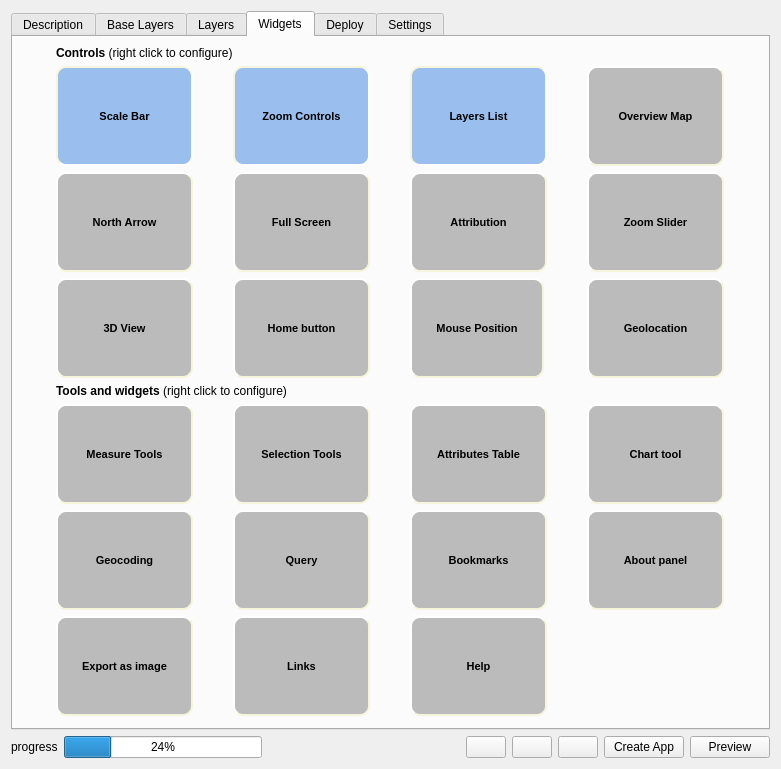
Above: webappbuilder/ui_maindialog.ui from planetfederal/qgis-webappbuilder-plugin before the change. Below: the same form after it.
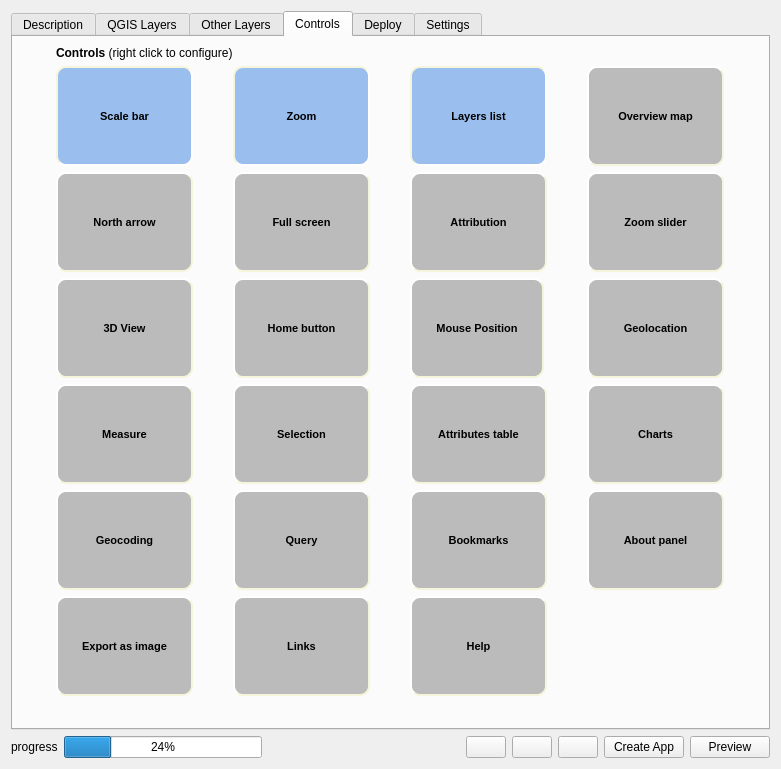
That is the form after the change. The open tabs and pages were chosen to show the change. Icons and pictures are not drawn.

```diff
--- a/webappbuilder/ui_maindialog.ui
+++ b/webappbuilder/ui_maindialog.ui
@@ -161,66 +161,9 @@
        </item>
       </layout>
      </widget>
-     <widget class="QWidget" name="baseLayerTab">
-      <attribute name="title">
-       <string>Base Layers</string>
-      </attribute>
-      <layout class="QVBoxLayout" name="verticalLayout_6">
-       <item>
-        <widget class="QLabel" name="label_17">
-         <property name="text">
-          <string>&lt;b&gt;Layers&lt;/b&gt;</string>
-         </property>
-        </widget>
-       </item>
-       <item>
-        <widget class="QScrollArea" name="scrollArea">
-         <property name="widgetResizable">
-          <bool>true</bool>
-         </property>
-         <widget class="QWidget" name="widgetBaseLayers">
-          <property name="geometry">
-           <rect>
-            <x>0</x>
-            <y>0</y>
-            <width>98</width>
-            <height>28</height>
-           </rect>
-          </property>
-          <layout class="QGridLayout" name="gridLayoutBaseLayers"/>
-         </widget>
-        </widget>
-       </item>
-       <item>
-        <widget class="QLabel" name="label_18">
-         <property name="text">
-          <string>&lt;b&gt;Overlays&lt;/b&gt;</string>
-         </property>
-        </widget>
-       </item>
-       <item>
-        <widget class="QScrollArea" name="scrollArea_2">
-         <property name="widgetResizable">
-          <bool>true</bool>
-         </property>
-         <widget class="QWidget" name="widgetBaseOverlays">
-          <property name="geometry">
-           <rect>
-            <x>0</x>
-            <y>0</y>
-            <width>98</width>
-            <height>28</height>
-           </rect>
-          </property>
-          <layout class="QGridLayout" name="gridLayoutBaseOverlays"/>
-         </widget>
-        </widget>
-       </item>
-      </layout>
-     </widget>
      <widget class="QWidget" name="layersTab">
       <attribute name="title">
-       <string>Layers</string>
+       <string>QGIS Layers</string>
       </attribute>
       <layout class="QVBoxLayout" name="verticalLayout_3">
        <item>
@@ -293,11 +236,212 @@
        </item>
       </layout>
      </widget>
+     <widget class="QWidget" name="baseLayerTab">
+      <attribute name="title">
+       <string>Other Layers</string>
+      </attribute>
+      <layout class="QVBoxLayout" name="verticalLayout_6">
+       <item>
+        <widget class="QLabel" name="label_17">
+         <property name="text">
+          <string>&lt;b&gt;Base Layers&lt;/b&gt;</string>
+         </property>
+        </widget>
+       </item>
+       <item>
+        <widget class="QScrollArea" name="scrollArea">
+         <property name="widgetResizable">
+          <bool>true</bool>
+         </property>
+         <widget class="QWidget" name="widgetBaseLayers">
+          <property name="geometry">
+           <rect>
+            <x>0</x>
+            <y>0</y>
+            <width>737</width>
+            <height>314</height>
+           </rect>
+          </property>
+          <layout class="QGridLayout" name="gridLayoutBaseLayers"/>
+         </widget>
+        </widget>
+       </item>
+       <item>
+        <widget class="QLabel" name="label_18">
+         <property name="text">
+          <string>&lt;b&gt;Overlays&lt;/b&gt;</string>
+         </property>
+        </widget>
+       </item>
+       <item>
+        <widget class="QScrollArea" name="scrollArea_2">
+         <property name="widgetResizable">
+          <bool>true</bool>
+         </property>
+         <widget class="QWidget" name="widgetBaseOverlays">
+          <property name="geometry">
+           <rect>
+            <x>0</x>
+            <y>0</y>
+            <width>737</width>
+            <height>313</height>
+           </rect>
+          </property>
+          <layout class="QGridLayout" name="gridLayoutBaseOverlays"/>
+         </widget>
+        </widget>
+       </item>
+      </layout>
+     </widget>
      <widget class="QWidget" name="widgetsTab">
       <attribute name="title">
-       <string>Widgets</string>
+       <string>Controls</string>
       </attribute>
       <layout class="QGridLayout" name="gridLayout_3">
+       <item row="5" column="3">
+        <widget class="QToolButton" name="aboutPanelButton">
+         <property name="minimumSize">
+          <size>
+           <width>134</width>
+           <height>100</height>
+          </size>
+         </property>
+         <property name="styleSheet">
+          <string notr="true">QToolButton {
+     background-color: #bbbbbb;
+     border-style: outset;
+     border-width: 2px;
+     border-radius: 10px;
+     border-color: beige;
+     font: bold 11px;
+     min-width: 100px;
+     max-widht: 100px;
+     padding: 15px;
+ }
+ QToolButton:checked {
+     background-color: #9ABEED;
+     border-style: inset;
+ }</string>
+         </property>
+         <property name="text">
+          <string>About panel</string>
+         </property>
+         <property name="icon">
+          <iconset resource="resources.qrc">
+           <normaloff>:/plugins/qgis2ol/icons/puzzle.png</normaloff>:/plugins/qgis2ol/icons/puzzle.png</iconset>
+         </property>
+         <property name="iconSize">
+          <size>
+           <width>32</width>
+           <height>32</height>
+          </size>
+         </property>
+         <property name="checkable">
+          <bool>true</bool>
+         </property>
+         <property name="checked">
+          <bool>false</bool>
+         </property>
+         <property name="toolButtonStyle">
+          <enum>Qt::ToolButtonTextUnderIcon</enum>
+         </property>
+        </widget>
+       </item>
+       <item row="5" column="2">
+        <widget class="QToolButton" name="bookmarksButton">
+         <property name="minimumSize">
+          <size>
+           <width>134</width>
+           <height>100</height>
+          </size>
+         </property>
+         <property name="styleSheet">
+          <string notr="true">QToolButton {
+     background-color: #bbbbbb;
+     border-style: outset;
+     border-width: 2px;
+     border-radius: 10px;
+     border-color: beige;
+     font: bold 11px;
+     min-width: 100px;
+     max-widht: 100px;
+     padding: 15px;
+ }
+ QToolButton:checked {
+     background-color: #9ABEED;
+     border-style: inset;
+ }</string>
+         </property>
+         <property name="text">
+          <string>Bookmarks</string>
+         </property>
+         <property name="icon">
+          <iconset resource="resources.qrc">
+           <normaloff>:/plugins/qgis2ol/icons/puzzle.png</normaloff>:/plugins/qgis2ol/icons/puzzle.png</iconset>
+         </property>
+         <property name="iconSize">
+          <size>
+           <width>32</width>
+           <height>32</height>
+          </size>
+         </property>
+         <property name="checkable">
+          <bool>true</bool>
+         </property>
+         <property name="toolButtonStyle">
+          <enum>Qt::ToolButtonTextUnderIcon</enum>
+         </property>
+        </widget>
+       </item>
+       <item row="6" column="0">
+        <widget class="QToolButton" name="exportAsImageButton">
+         <property name="minimumSize">
+          <size>
+           <width>134</width>
+           <height>100</height>
+          </size>
+         </property>
+         <property name="styleSheet">
+          <string notr="true">QToolButton {
+     background-color: #bbbbbb;
+     border-style: outset;
+     border-width: 2px;
+     border-radius: 10px;
+     border-color: beige;
+     font: bold 11px;
+     min-width: 100px;
+     max-widht: 100px;
+     padding: 15px;
+ }
+ QToolButton:checked {
+     background-color: #9ABEED;
+     border-style: inset;
+ }</string>
+         </property>
+         <property name="text">
+          <string>Export as image</string>
+         </property>
+         <property name="icon">
+          <iconset resource="resources.qrc">
+           <normaloff>:/plugins/qgis2ol/icons/puzzle.png</normaloff>:/plugins/qgis2ol/icons/puzzle.png</iconset>
+         </property>
+         <property name="iconSize">
+          <size>
+           <width>32</width>
+           <height>32</height>
+          </size>
+         </property>
+         <property name="checkable">
+          <bool>true</bool>
+         </property>
+         <property name="checked">
+          <bool>false</bool>
+         </property>
+         <property name="toolButtonStyle">
+          <enum>Qt::ToolButtonTextUnderIcon</enum>
+         </property>
+        </widget>
+       </item>
        <item row="1" column="0">
         <widget class="QToolButton" name="scaleBarButton">
          <property name="minimumSize">
@@ -324,7 +468,102 @@
  }</string>
          </property>
          <property name="text">
-          <string>Scale Bar</string>
+          <string>Scale bar</string>
+         </property>
+         <property name="icon">
+          <iconset resource="resources.qrc">
+           <normaloff>:/plugins/qgis2ol/icons/puzzle.png</normaloff>:/plugins/qgis2ol/icons/puzzle.png</iconset>
+         </property>
+         <property name="iconSize">
+          <size>
+           <width>32</width>
+           <height>32</height>
+          </size>
+         </property>
+         <property name="checkable">
+          <bool>true</bool>
+         </property>
+         <property name="checked">
+          <bool>true</bool>
+         </property>
+         <property name="toolButtonStyle">
+          <enum>Qt::ToolButtonTextUnderIcon</enum>
+         </property>
+        </widget>
+       </item>
+       <item row="1" column="3">
+        <widget class="QToolButton" name="overviewButton">
+         <property name="minimumSize">
+          <size>
+           <width>134</width>
+           <height>100</height>
+          </size>
+         </property>
+         <property name="styleSheet">
+          <string notr="true">QToolButton {
+     background-color: #bbbbbb;
+     border-style: outset;
+     border-width: 2px;
+     border-radius: 10px;
+     border-color: beige;
+     font: bold 11px;
+     min-width: 100px;
+     max-widht: 100px;
+     padding: 15px;
+ }
+ QToolButton:checked {
+     background-color: #9ABEED;
+     border-style: inset;
+ }</string>
+         </property>
+         <property name="text">
+          <string>Overview map</string>
+         </property>
+         <property name="icon">
+          <iconset resource="resources.qrc">
+           <normaloff>:/plugins/qgis2ol/icons/puzzle.png</normaloff>:/plugins/qgis2ol/icons/puzzle.png</iconset>
+         </property>
+         <property name="iconSize">
+          <size>
+           <width>32</width>
+           <height>32</height>
+          </size>
+         </property>
+         <property name="checkable">
+          <bool>true</bool>
+         </property>
+         <property name="toolButtonStyle">
+          <enum>Qt::ToolButtonTextUnderIcon</enum>
+         </property>
+        </widget>
+       </item>
+       <item row="1" column="2">
+        <widget class="QToolButton" name="layersListButton">
+         <property name="minimumSize">
+          <size>
+           <width>134</width>
+           <height>100</height>
+          </size>
+         </property>
+         <property name="styleSheet">
+          <string notr="true">QToolButton {
+     background-color: #bbbbbb;
+     border-style: outset;
+     border-width: 2px;
+     border-radius: 10px;
+     border-color: beige;
+     font: bold 11px;
+     min-width: 100px;
+     max-widht: 100px;
+     padding: 15px;
+ }
+ QToolButton:checked {
+     background-color: #9ABEED;
+     border-style: inset;
+ }</string>
+         </property>
+         <property name="text">
+          <string>Layers list</string>
          </property>
          <property name="icon">
           <iconset resource="resources.qrc">
@@ -373,7 +612,7 @@
  }</string>
          </property>
          <property name="text">
-          <string>Zoom Controls</string>
+          <string>Zoom</string>
          </property>
          <property name="icon">
           <iconset resource="resources.qrc">
@@ -402,8 +641,8 @@
          </property>
         </widget>
        </item>
-       <item row="1" column="2">
-        <widget class="QToolButton" name="layersListButton">
+       <item row="2" column="2">
+        <widget class="QToolButton" name="attributionButton">
          <property name="minimumSize">
           <size>
            <width>134</width>
@@ -428,56 +667,7 @@
  }</string>
          </property>
          <property name="text">
-          <string>Layers List</string>
-         </property>
-         <property name="icon">
-          <iconset resource="resources.qrc">
-           <normaloff>:/plugins/qgis2ol/icons/puzzle.png</normaloff>:/plugins/qgis2ol/icons/puzzle.png</iconset>
-         </property>
-         <property name="iconSize">
-          <size>
-           <width>32</width>
-           <height>32</height>
-          </size>
-         </property>
-         <property name="checkable">
-          <bool>true</bool>
-         </property>
-         <property name="checked">
-          <bool>true</bool>
-         </property>
-         <property name="toolButtonStyle">
-          <enum>Qt::ToolButtonTextUnderIcon</enum>
-         </property>
-        </widget>
-       </item>
-       <item row="1" column="3">
-        <widget class="QToolButton" name="overviewButton">
-         <property name="minimumSize">
-          <size>
-           <width>134</width>
-           <height>100</height>
-          </size>
-         </property>
-         <property name="styleSheet">
-          <string notr="true">QToolButton {
-     background-color: #bbbbbb;
-     border-style: outset;
-     border-width: 2px;
-     border-radius: 10px;
-     border-color: beige;
-     font: bold 11px;
-     min-width: 100px;
-     max-widht: 100px;
-     padding: 15px;
- }
- QToolButton:checked {
-     background-color: #9ABEED;
-     border-style: inset;
- }</string>
-         </property>
-         <property name="text">
-          <string>Overview Map</string>
+          <string>Attribution</string>
          </property>
          <property name="icon">
           <iconset resource="resources.qrc">
@@ -523,7 +713,7 @@
  }</string>
          </property>
          <property name="text">
-          <string>North Arrow</string>
+          <string>North arrow</string>
          </property>
          <property name="icon">
           <iconset resource="resources.qrc">
@@ -569,53 +759,7 @@
  }</string>
          </property>
          <property name="text">
-          <string>Full Screen</string>
-         </property>
-         <property name="icon">
-          <iconset resource="resources.qrc">
-           <normaloff>:/plugins/qgis2ol/icons/puzzle.png</normaloff>:/plugins/qgis2ol/icons/puzzle.png</iconset>
-         </property>
-         <property name="iconSize">
-          <size>
-           <width>32</width>
-           <height>32</height>
-          </size>
-         </property>
-         <property name="checkable">
-          <bool>true</bool>
-         </property>
-         <property name="toolButtonStyle">
-          <enum>Qt::ToolButtonTextUnderIcon</enum>
-         </property>
-        </widget>
-       </item>
-       <item row="2" column="2">
-        <widget class="QToolButton" name="attributionButton">
-         <property name="minimumSize">
-          <size>
-           <width>134</width>
-           <height>100</height>
-          </size>
-         </property>
-         <property name="styleSheet">
-          <string notr="true">QToolButton {
-     background-color: #bbbbbb;
-     border-style: outset;
-     border-width: 2px;
-     border-radius: 10px;
-     border-color: beige;
-     font: bold 11px;
-     min-width: 100px;
-     max-widht: 100px;
-     padding: 15px;
- }
- QToolButton:checked {
-     background-color: #9ABEED;
-     border-style: inset;
- }</string>
-         </property>
-         <property name="text">
-          <string>Attribution</string>
+          <string>Full screen</string>
          </property>
          <property name="icon">
           <iconset resource="resources.qrc">
@@ -661,7 +805,7 @@
  }</string>
          </property>
          <property name="text">
-          <string>Zoom Slider</string>
+          <string>Zoom slider</string>
          </property>
          <property name="icon">
           <iconset resource="resources.qrc">
@@ -727,52 +871,6 @@
          </property>
         </widget>
        </item>
-       <item row="3" column="1">
-        <widget class="QToolButton" name="homeButton">
-         <property name="minimumSize">
-          <size>
-           <width>134</width>
-           <height>100</height>
-          </size>
-         </property>
-         <property name="styleSheet">
-          <string notr="true">QToolButton {
-     background-color: #bbbbbb;
-     border-style: outset;
-     border-width: 2px;
-     border-radius: 10px;
-     border-color: beige;
-     font: bold 11px;
-     min-width: 100px;
-     max-widht: 100px;
-     padding: 15px;
- }
- QToolButton:checked {
-     background-color: #9ABEED;
-     border-style: inset;
- }</string>
-         </property>
-         <property name="text">
-          <string>Home button</string>
-         </property>
-         <property name="icon">
-          <iconset resource="resources.qrc">
-           <normaloff>:/plugins/qgis2ol/icons/puzzle.png</normaloff>:/plugins/qgis2ol/icons/puzzle.png</iconset>
-         </property>
-         <property name="iconSize">
-          <size>
-           <width>32</width>
-           <height>32</height>
-          </size>
-         </property>
-         <property name="checkable">
-          <bool>true</bool>
-         </property>
-         <property name="toolButtonStyle">
-          <enum>Qt::ToolButtonTextUnderIcon</enum>
-         </property>
-        </widget>
-       </item>
        <item row="3" column="2">
         <widget class="QToolButton" name="mousePositionButton">
          <property name="minimumSize">
@@ -828,6 +926,52 @@
          </property>
         </widget>
        </item>
+       <item row="3" column="1">
+        <widget class="QToolButton" name="homeButton">
+         <property name="minimumSize">
+          <size>
+           <width>134</width>
+           <height>100</height>
+          </size>
+         </property>
+         <property name="styleSheet">
+          <string notr="true">QToolButton {
+     background-color: #bbbbbb;
+     border-style: outset;
+     border-width: 2px;
+     border-radius: 10px;
+     border-color: beige;
+     font: bold 11px;
+     min-width: 100px;
+     max-widht: 100px;
+     padding: 15px;
+ }
+ QToolButton:checked {
+     background-color: #9ABEED;
+     border-style: inset;
+ }</string>
+         </property>
+         <property name="text">
+          <string>Home button</string>
+         </property>
+         <property name="icon">
+          <iconset resource="resources.qrc">
+           <normaloff>:/plugins/qgis2ol/icons/puzzle.png</normaloff>:/plugins/qgis2ol/icons/puzzle.png</iconset>
+         </property>
+         <property name="iconSize">
+          <size>
+           <width>32</width>
+           <height>32</height>
+          </size>
+         </property>
+         <property name="checkable">
+          <bool>true</bool>
+         </property>
+         <property name="toolButtonStyle">
+          <enum>Qt::ToolButtonTextUnderIcon</enum>
+         </property>
+        </widget>
+       </item>
        <item row="3" column="3">
         <widget class="QToolButton" name="geolocationButton">
          <property name="minimumSize">
@@ -874,7 +1018,7 @@
          </property>
         </widget>
        </item>
-       <item row="5" column="0">
+       <item row="4" column="0">
         <widget class="QToolButton" name="measureToolButton">
          <property name="minimumSize">
           <size>
@@ -900,7 +1044,7 @@
  }</string>
          </property>
          <property name="text">
-          <string>Measure Tools</string>
+          <string>Measure</string>
          </property>
          <property name="icon">
           <iconset resource="resources.qrc">
@@ -920,53 +1064,7 @@
          </property>
         </widget>
        </item>
-       <item row="5" column="1">
-        <widget class="QToolButton" name="selectionToolsButton">
-         <property name="minimumSize">
-          <size>
-           <width>134</width>
-           <height>100</height>
-          </size>
-         </property>
-         <property name="styleSheet">
-          <string notr="true">QToolButton {
-     background-color: #bbbbbb;
-     border-style: outset;
-     border-width: 2px;
-     border-radius: 10px;
-     border-color: beige;
-     font: bold 11px;
-     min-width: 100px;
-     max-widht: 100px;
-     padding: 15px;
- }
- QToolButton:checked {
-     background-color: #9ABEED;
-     border-style: inset;
- }</string>
-         </property>
-         <property name="text">
-          <string>Selection Tools</string>
-         </property>
-         <property name="icon">
-          <iconset resource="resources.qrc">
-           <normaloff>:/plugins/qgis2ol/icons/puzzle.png</normaloff>:/plugins/qgis2ol/icons/puzzle.png</iconset>
-         </property>
-         <property name="iconSize">
-          <size>
-           <width>32</width>
-           <height>32</height>
-          </size>
-         </property>
-         <property name="checkable">
-          <bool>true</bool>
-         </property>
-         <property name="toolButtonStyle">
-          <enum>Qt::ToolButtonTextUnderIcon</enum>
-         </property>
-        </widget>
-       </item>
-       <item row="5" column="2">
+       <item row="4" column="2">
         <widget class="QToolButton" name="attributesTableButton">
          <property name="minimumSize">
           <size>
@@ -992,7 +1090,7 @@
  }</string>
          </property>
          <property name="text">
-          <string>Attributes Table</string>
+          <string>Attributes table</string>
          </property>
          <property name="icon">
           <iconset resource="resources.qrc">
@@ -1012,7 +1110,53 @@
          </property>
         </widget>
        </item>
-       <item row="5" column="3">
+       <item row="4" column="1">
+        <widget class="QToolButton" name="selectionToolsButton">
+         <property name="minimumSize">
+          <size>
+           <width>134</width>
+           <height>100</height>
+          </size>
+         </property>
+         <property name="styleSheet">
+          <string notr="true">QToolButton {
+     background-color: #bbbbbb;
+     border-style: outset;
+     border-width: 2px;
+     border-radius: 10px;
+     border-color: beige;
+     font: bold 11px;
+     min-width: 100px;
+     max-widht: 100px;
+     padding: 15px;
+ }
+ QToolButton:checked {
+     background-color: #9ABEED;
+     border-style: inset;
+ }</string>
+         </property>
+         <property name="text">
+          <string>Selection</string>
+         </property>
+         <property name="icon">
+          <iconset resource="resources.qrc">
+           <normaloff>:/plugins/qgis2ol/icons/puzzle.png</normaloff>:/plugins/qgis2ol/icons/puzzle.png</iconset>
+         </property>
+         <property name="iconSize">
+          <size>
+           <width>32</width>
+           <height>32</height>
+          </size>
+         </property>
+         <property name="checkable">
+          <bool>true</bool>
+         </property>
+         <property name="toolButtonStyle">
+          <enum>Qt::ToolButtonTextUnderIcon</enum>
+         </property>
+        </widget>
+       </item>
+       <item row="4" column="3">
         <widget class="QToolButton" name="chartToolButton">
          <property name="minimumSize">
           <size>
@@ -1038,7 +1182,7 @@
  }</string>
          </property>
          <property name="text">
-          <string>Chart tool</string>
+          <string>Charts</string>
          </property>
          <property name="icon">
           <iconset resource="resources.qrc">
@@ -1058,7 +1202,53 @@
          </property>
         </widget>
        </item>
-       <item row="6" column="0">
+       <item row="5" column="1">
+        <widget class="QToolButton" name="queryButton">
+         <property name="minimumSize">
+          <size>
+           <width>134</width>
+           <height>100</height>
+          </size>
+         </property>
+         <property name="styleSheet">
+          <string notr="true">QToolButton {
+     background-color: #bbbbbb;
+     border-style: outset;
+     border-width: 2px;
+     border-radius: 10px;
+     border-color: beige;
+     font: bold 11px;
+     min-width: 100px;
+     max-widht: 100px;
+     padding: 15px;
+ }
+ QToolButton:checked {
+     background-color: #9ABEED;
+     border-style: inset;
+ }</string>
+         </property>
+         <property name="text">
+          <string>Query</string>
+         </property>
+         <property name="icon">
+          <iconset resource="resources.qrc">
+           <normaloff>:/plugins/qgis2ol/icons/puzzle.png</normaloff>:/plugins/qgis2ol/icons/puzzle.png</iconset>
+         </property>
+         <property name="iconSize">
+          <size>
+           <width>32</width>
+           <height>32</height>
+          </size>
+         </property>
+         <property name="checkable">
+          <bool>true</bool>
+         </property>
+         <property name="toolButtonStyle">
+          <enum>Qt::ToolButtonTextUnderIcon</enum>
+         </property>
+        </widget>
+       </item>
+       <item row="5" column="0">
         <widget class="QToolButton" name="geocodingButton">
          <property name="minimumSize">
           <size>
@@ -1105,196 +1295,6 @@
         </widget>
        </item>
        <item row="6" column="1">
-        <widget class="QToolButton" name="queryButton">
-         <property name="minimumSize">
-          <size>
-           <width>134</width>
-           <height>100</height>
-          </size>
-         </property>
-         <property name="styleSheet">
-          <string notr="true">QToolButton {
-     background-color: #bbbbbb;
-     border-style: outset;
-     border-width: 2px;
-     border-radius: 10px;
-     border-color: beige;
-     font: bold 11px;
-     min-width: 100px;
-     max-widht: 100px;
-     padding: 15px;
- }
- QToolButton:checked {
-     background-color: #9ABEED;
-     border-style: inset;
- }</string>
-         </property>
-         <property name="text">
-          <string>Query</string>
-         </property>
-         <property name="icon">
-          <iconset resource="resources.qrc">
-           <normaloff>:/plugins/qgis2ol/icons/puzzle.png</normaloff>:/plugins/qgis2ol/icons/puzzle.png</iconset>
-         </property>
-         <property name="iconSize">
-          <size>
-           <width>32</width>
-           <height>32</height>
-          </size>
-         </property>
-         <property name="checkable">
-          <bool>true</bool>
-         </property>
-         <property name="toolButtonStyle">
-          <enum>Qt::ToolButtonTextUnderIcon</enum>
-         </property>
-        </widget>
-       </item>
-       <item row="6" column="2">
-        <widget class="QToolButton" name="bookmarksButton">
-         <property name="minimumSize">
-          <size>
-           <width>134</width>
-           <height>100</height>
-          </size>
-         </property>
-         <property name="styleSheet">
-          <string notr="true">QToolButton {
-     background-color: #bbbbbb;
-     border-style: outset;
-     border-width: 2px;
-     border-radius: 10px;
-     border-color: beige;
-     font: bold 11px;
-     min-width: 100px;
-     max-widht: 100px;
-     padding: 15px;
- }
- QToolButton:checked {
-     background-color: #9ABEED;
-     border-style: inset;
- }</string>
-         </property>
-         <property name="text">
-          <string>Bookmarks</string>
-         </property>
-         <property name="icon">
-          <iconset resource="resources.qrc">
-           <normaloff>:/plugins/qgis2ol/icons/puzzle.png</normaloff>:/plugins/qgis2ol/icons/puzzle.png</iconset>
-         </property>
-         <property name="iconSize">
-          <size>
-           <width>32</width>
-           <height>32</height>
-          </size>
-         </property>
-         <property name="checkable">
-          <bool>true</bool>
-         </property>
-         <property name="toolButtonStyle">
-          <enum>Qt::ToolButtonTextUnderIcon</enum>
-         </property>
-        </widget>
-       </item>
-       <item row="6" column="3">
-        <widget class="QToolButton" name="aboutPanelButton">
-         <property name="minimumSize">
-          <size>
-           <width>134</width>
-           <height>100</height>
-          </size>
-         </property>
-         <property name="styleSheet">
-          <string notr="true">QToolButton {
-     background-color: #bbbbbb;
-     border-style: outset;
-     border-width: 2px;
-     border-radius: 10px;
-     border-color: beige;
-     font: bold 11px;
-     min-width: 100px;
-     max-widht: 100px;
-     padding: 15px;
- }
- QToolButton:checked {
-     background-color: #9ABEED;
-     border-style: inset;
- }</string>
-         </property>
-         <property name="text">
-          <string>About panel</string>
-         </property>
-         <property name="icon">
-          <iconset resource="resources.qrc">
-           <normaloff>:/plugins/qgis2ol/icons/puzzle.png</normaloff>:/plugins/qgis2ol/icons/puzzle.png</iconset>
-         </property>
-         <property name="iconSize">
-          <size>
-           <width>32</width>
-           <height>32</height>
-          </size>
-         </property>
-         <property name="checkable">
-          <bool>true</bool>
-         </property>
-         <property name="checked">
-          <bool>false</bool>
-         </property>
-         <property name="toolButtonStyle">
-          <enum>Qt::ToolButtonTextUnderIcon</enum>
-         </property>
-        </widget>
-       </item>
-       <item row="7" column="0">
-        <widget class="QToolButton" name="exportAsImageButton">
-         <property name="minimumSize">
-          <size>
-           <width>134</width>
-           <height>100</height>
-          </size>
-         </property>
-         <property name="styleSheet">
-          <string notr="true">QToolButton {
-     background-color: #bbbbbb;
-     border-style: outset;
-     border-width: 2px;
-     border-radius: 10px;
-     border-color: beige;
-     font: bold 11px;
-     min-width: 100px;
-     max-widht: 100px;
-     padding: 15px;
- }
- QToolButton:checked {
-     background-color: #9ABEED;
-     border-style: inset;
- }</string>
-         </property>
-         <property name="text">
-          <string>Export as image</string>
-         </property>
-         <property name="icon">
-          <iconset resource="resources.qrc">
-           <normaloff>:/plugins/qgis2ol/icons/puzzle.png</normaloff>:/plugins/qgis2ol/icons/puzzle.png</iconset>
-         </property>
-         <property name="iconSize">
-          <size>
-           <width>32</width>
-           <height>32</height>
-          </size>
-         </property>
-         <property name="checkable">
-          <bool>true</bool>
-         </property>
-         <property name="checked">
-          <bool>false</bool>
-         </property>
-         <property name="toolButtonStyle">
-          <enum>Qt::ToolButtonTextUnderIcon</enum>
-         </property>
-        </widget>
-       </item>
-       <item row="7" column="1">
         <widget class="QToolButton" name="linksButton">
          <property name="minimumSize">
           <size>
@@ -1340,7 +1340,7 @@
          </property>
         </widget>
        </item>
-       <item row="7" column="2">
+       <item row="6" column="2">
         <widget class="QToolButton" name="helpButton">
          <property name="minimumSize">
           <size>
@@ -1386,7 +1386,7 @@
          </property>
         </widget>
        </item>
-       <item row="8" column="0">
+       <item row="7" column="0">
         <spacer name="verticalSpacer_3">
          <property name="orientation">
           <enum>Qt::Vertical</enum>
@@ -1399,22 +1399,6 @@
          </property>
         </spacer>
        </item>
-       <item row="4" column="0" colspan="3">
-        <widget class="QLabel" name="label_15">
-         <property name="sizePolicy">
-          <sizepolicy hsizetype="Preferred" vsizetype="Fixed">
-           <horstretch>0</horstretch>
-           <verstretch>0</verstretch>
-          </sizepolicy>
-         </property>
-         <property name="text">
-          <string>&lt;html&gt;&lt;head/&gt;&lt;body&gt;&lt;p&gt;&lt;span style=&quot; font-weight:600;&quot;&gt;Tools and widgets &lt;/span&gt;(right click to configure)&lt;/p&gt;&lt;/body&gt;&lt;/html&gt;</string>
-         </property>
-         <property name="textFormat">
-          <enum>Qt::RichText</enum>
-         </property>
-        </widget>
-       </item>
        <item row="0" column="0" colspan="2">
         <widget class="QLabel" name="label_2">
          <property name="sizePolicy">
```
